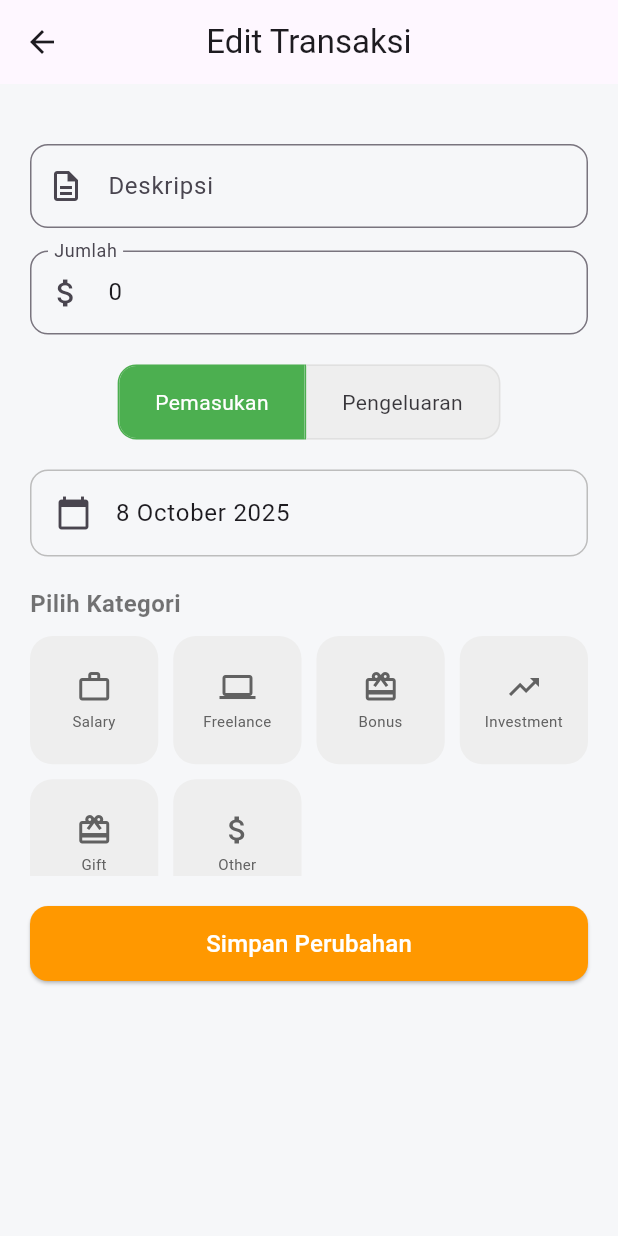
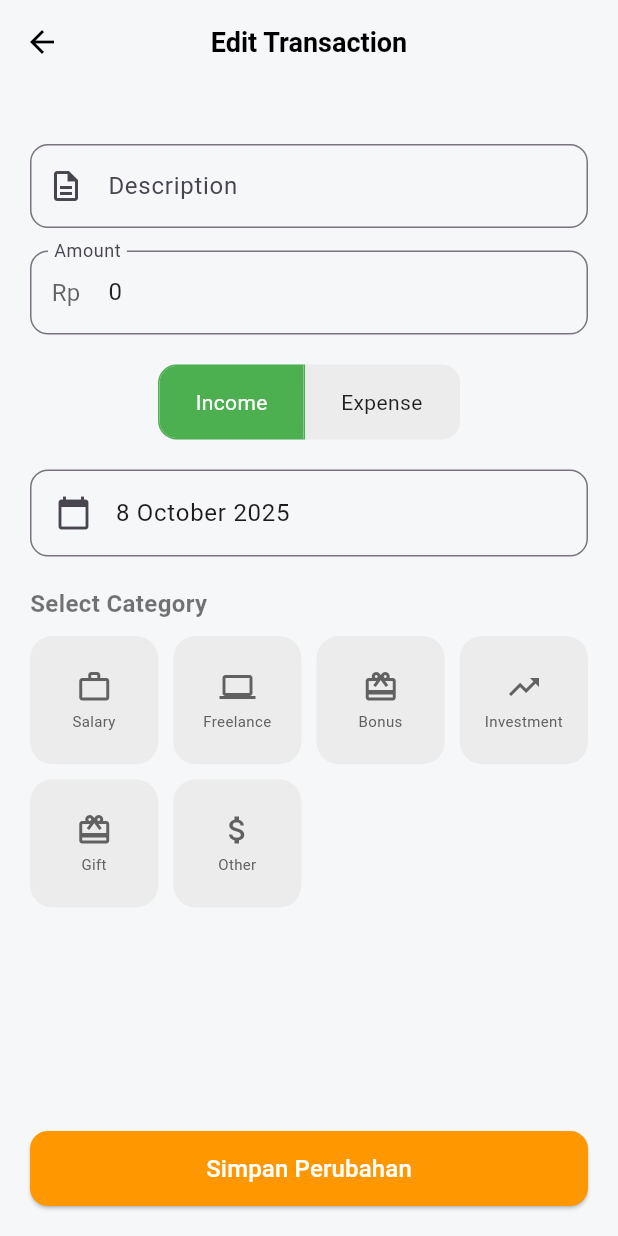
Before and after one commit to joshua825230159-code/Xpense, a Flutter app: the TransactionDetailScreen screen opened directly with empty values, on a phone screen of 412 x 824 dp. Run offline on Flutter 3.47's test engine with Material 3 defaults, Android fonts, the phone set to English and light mode, and no system bars; our stand-ins replace csv, equatable, fl_chart, hive, share_plus, shared_preferences; accounts and stored records are empty.

Commit message:
Update : - add transaction button overhall - dark/light mode (themes) for every screen - new layouts for transactions edit - added 2 new dependencies

```diff
--- a/lib/screens/transaction_detail_screen.dart
+++ b/lib/screens/transaction_detail_screen.dart
@@ -95,10 +95,11 @@ class _TransactionDetailScreenState extends State<TransactionDetailScreen> {
         ? incomeCategoryMap
         : expenseCategoryMap;
     final activeIcons = activeCategoryMap.keys.toList();
+    final isDarkMode = Theme.of(context).brightness == Brightness.dark;
 
     return Scaffold(
       appBar: AppBar(
-        title: const Text('Edit Transaksi'),
+        title: const Text('Edit Transaction'),
         centerTitle: true,
       ),
       body: SingleChildScrollView(
@@ -110,7 +111,7 @@ class _TransactionDetailScreenState extends State<TransactionDetailScreen> {
             TextField(
               controller: _descriptionController,
               decoration: InputDecoration(
-                labelText: 'Deskripsi',
+                labelText: 'Description',
                 prefixIcon: const Icon(Icons.description_outlined),
                 border: OutlineInputBorder(borderRadius: BorderRadius.circular(12)),
               ),
@@ -119,8 +120,18 @@ class _TransactionDetailScreenState extends State<TransactionDetailScreen> {
             TextField(
               controller: _amountController,
               decoration: InputDecoration(
-                labelText: 'Jumlah',
-                prefixIcon: const Icon(Icons.attach_money),
+                labelText: 'Amount',
+                prefixIcon: Align(
+                  widthFactor: 1.0,
+                  heightFactor: 1.0,
+                  child: Text(
+                    'Rp',
+                    style: TextStyle(
+                      color: Theme.of(context).hintColor,
+                      fontSize: 16,
+                    ),
+                  ),
+                ),
                 border: OutlineInputBorder(borderRadius: BorderRadius.circular(12)),
               ),
               keyboardType: TextInputType.number,
@@ -129,7 +140,7 @@ class _TransactionDetailScreenState extends State<TransactionDetailScreen> {
             Center(
               child: Container(
                 decoration: BoxDecoration(
-                  color: Colors.grey.shade200,
+                  color: isDarkMode ? const Color(0xFF414141) : const Color(0xFFECECEC),
                   borderRadius: BorderRadius.circular(12),
                 ),
                 child: ToggleButtons(
@@ -150,21 +161,22 @@ class _TransactionDetailScreenState extends State<TransactionDetailScreen> {
                     });
                   },
                   borderRadius: BorderRadius.circular(12),
+                  color: isDarkMode ? Colors.white70 : Colors.black87,
                   selectedColor: Colors.white,
                   fillColor: _transactionType == TransactionType.income
                       ? Colors.green
                       : Colors.red,
-                  borderColor: Colors.grey.shade300,
+                  borderColor: Colors.transparent,
                   selectedBorderColor: _transactionType == TransactionType.income
                       ? Colors.green
                       : Colors.red,
                   children: const <Widget>[
                     Padding(
                         padding: EdgeInsets.symmetric(horizontal: 24),
-                        child: Text('Pemasukan')),
+                        child: Text('Income')),
                     Padding(
                         padding: EdgeInsets.symmetric(horizontal: 24),
-                        child: Text('Pengeluaran')),
+                        child: Text('Expense')),
                   ],
                 ),
               ),
@@ -173,21 +185,21 @@ class _TransactionDetailScreenState extends State<TransactionDetailScreen> {
             ListTile(
               shape: RoundedRectangleBorder(
                 borderRadius: BorderRadius.circular(12),
-                side: BorderSide(color: Colors.grey.shade400),
+                side: BorderSide(color: Theme.of(context).dividerColor),
               ),
               leading: const Icon(Icons.calendar_today),
               title: Text(DateFormat('d MMMM yyyy').format(_selectedDate)),
               onTap: () => _selectDate(context),
             ),
             const SizedBox(height: 20),
-            const Text('Pilih Kategori',
+            Text('Select Category',
                 style: TextStyle(
                     fontSize: 16,
                     fontWeight: FontWeight.w600,
-                    color: Colors.black54)),
+                    color: Theme.of(context).textTheme.bodyMedium?.color)),
             const SizedBox(height: 10),
             SizedBox(
-              height: 160,
+              height: 300,
               child: GridView.builder(
                 gridDelegate: const SliverGridDelegateWithFixedCrossAxisCount(
                   crossAxisCount: 4,
@@ -209,7 +221,7 @@ class _TransactionDetailScreenState extends State<TransactionDetailScreen> {
                       decoration: BoxDecoration(
                         color: isSelected
                             ? Colors.orange.withOpacity(0.2)
-                            : Colors.grey.shade200,
+                            : (isDarkMode ? const Color(0xFF414141) : const Color(0xFFECECEC)),
                         borderRadius: BorderRadius.circular(15),
                         border: isSelected
                             ? Border.all(color: Colors.orange, width: 2)
@@ -221,7 +233,7 @@ class _TransactionDetailScreenState extends State<TransactionDetailScreen> {
                           Icon(icon,
                               color: isSelected
                                   ? Colors.orange
-                                  : Colors.grey.shade700),
+                                  : (isDarkMode ? Colors.white70 : Colors.grey.shade700)),
                           const SizedBox(height: 4),
                           Text(
                             activeCategoryMap[icon]!,
@@ -229,7 +241,7 @@ class _TransactionDetailScreenState extends State<TransactionDetailScreen> {
                                 fontSize: 10,
                                 color: isSelected
                                     ? Colors.orange
-                                    : Colors.grey.shade700),
+                                    : (isDarkMode ? Colors.white70 : Colors.grey.shade700)),
                             maxLines: 1,
                             overflow: TextOverflow.ellipsis,
                             textAlign: TextAlign.center,
@@ -241,8 +253,12 @@ class _TransactionDetailScreenState extends State<TransactionDetailScreen> {
                 },
               ),
             ),
-            const SizedBox(height: 20),
-            SizedBox(
+          ],
+        ),
+      ),
+      bottomNavigationBar: Padding(
+        padding: const EdgeInsets.fromLTRB(20, 0, 20, 20),
+        child: SizedBox(
           width: double.infinity,
           height: 50,
           child: ElevatedButton(
@@ -256,8 +272,6 @@ class _TransactionDetailScreenState extends State<TransactionDetailScreen> {
             onPressed: _saveChanges,
           ),
         ),
-          ],
-        ),
       ),
     );
   }
--- /dev/null
+++ b/lib/styles/app_themes.dart
@@ -0,0 +1,55 @@
+import 'package:flutter/material.dart';
+
+class AppThemes {
+  static final ThemeData lightTheme = ThemeData(
+    brightness: Brightness.light,
+    primarySwatch: Colors.orange,
+    scaffoldBackgroundColor: const Color(0xFFF6F7F9),
+    appBarTheme: const AppBarTheme(
+      backgroundColor: Color(0xFFF6F7F9),
+      elevation: 0,
+      iconTheme: IconThemeData(color: Colors.black),
+      titleTextStyle: TextStyle(
+        fontSize: 18,
+        fontWeight: FontWeight.bold,
+        color: Colors.black,
+      ),
+    ),
+    bottomAppBarTheme: const BottomAppBarThemeData(
+      color: Colors.white,
+    ),
+    cardColor: Colors.white,
+    textTheme: const TextTheme(
+      bodyLarge: TextStyle(color: Colors.black87),
+      bodyMedium: TextStyle(color: Colors.black54),
+    ),
+  );
+
+  static final ThemeData darkTheme = ThemeData(
+      brightness: Brightness.dark,
+      primarySwatch: Colors.orange,
+      scaffoldBackgroundColor: const Color(0xFF121212),
+      appBarTheme: const AppBarTheme(
+        backgroundColor: Color(0xFF1E1E1E),
+        elevation: 0,
+        iconTheme: IconThemeData(color: Colors.white),
+        titleTextStyle: TextStyle(
+          fontSize: 18,
+          fontWeight: FontWeight.bold,
+          color: Colors.white,
+        ),
+      ),
+      bottomAppBarTheme: const BottomAppBarThemeData(
+        color: Color(0xFF1E1E1E),
+      ),
+      cardColor: const Color(0xFF1E1E1E),
+      textTheme: const TextTheme(
+        bodyLarge: TextStyle(color: Colors.white),
+        bodyMedium: TextStyle(color: Colors.white70),
+      ),
+      inputDecorationTheme: const InputDecorationTheme(
+          filled: true,
+          fillColor: Color(0xFF2C2C2C)
+      )
+  );
+}
--- a/pubspec.yaml
+++ b/pubspec.yaml
@@ -41,6 +41,8 @@ dependencies:
   collection: ^1.18.0
   equatable: ^2.0.5
   uuid: ^4.2.1
+  provider: ^6.0.0      # Tambahkan ini
+  shared_preferences: ^2.0.0 # Tambahkan ini
 
   # The following adds the Cupertino Icons font to your application.
   # Use with the CupertinoIcons class for iOS style icons.
```
Also changed, not shown: lib/main.dart (+23 -19 lines), lib/providers/theme_provider.dart (added, +26 -0 lines), lib/screens/expense_list_screen.dart (+43 -24 lines), lib/screens/main_screen.dart (+50 -26 lines), lib/screens/stats_screen.dart (+17 -17 lines), lib/widgets/add_transaction_sheet.dart (added, +241 -0 lines), pubspec.lock. Lines whose indentation alone changed are shown as unchanged.
